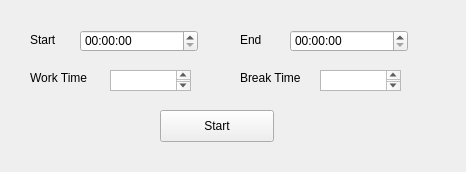
Above: SetPage.ui from bit2erswe2t/WorkReminder before the change. Below: the same form after it.
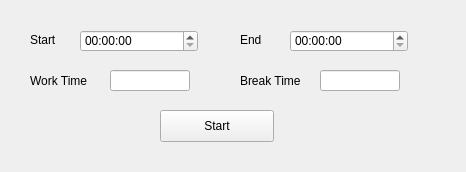
That is the form after the change.

The edit to the form file:
```diff
--- a/SetPage.ui
+++ b/SetPage.ui
@@ -78,7 +78,7 @@
      <x>30</x>
      <y>70</y>
      <width>81</width>
-     <height>16</height>
+     <height>21</height>
     </rect>
    </property>
    <property name="text">
@@ -91,29 +91,29 @@
      <x>240</x>
      <y>70</y>
      <width>91</width>
-     <height>16</height>
+     <height>21</height>
     </rect>
    </property>
    <property name="text">
     <string>Break Time</string>
    </property>
   </widget>
-  <widget class="QTextEdit" name="textEdit">
+  <widget class="QLineEdit" name="lineEdit">
    <property name="geometry">
     <rect>
      <x>110</x>
      <y>70</y>
-     <width>81</width>
+     <width>80</width>
      <height>21</height>
     </rect>
    </property>
   </widget>
-  <widget class="QTextEdit" name="textEdit_2">
+  <widget class="QLineEdit" name="lineEdit_2">
    <property name="geometry">
     <rect>
      <x>320</x>
      <y>70</y>
-     <width>81</width>
+     <width>80</width>
      <height>21</height>
     </rect>
    </property>
```
Left out of the diff: 9 changed lines with no effect on the pictures.
